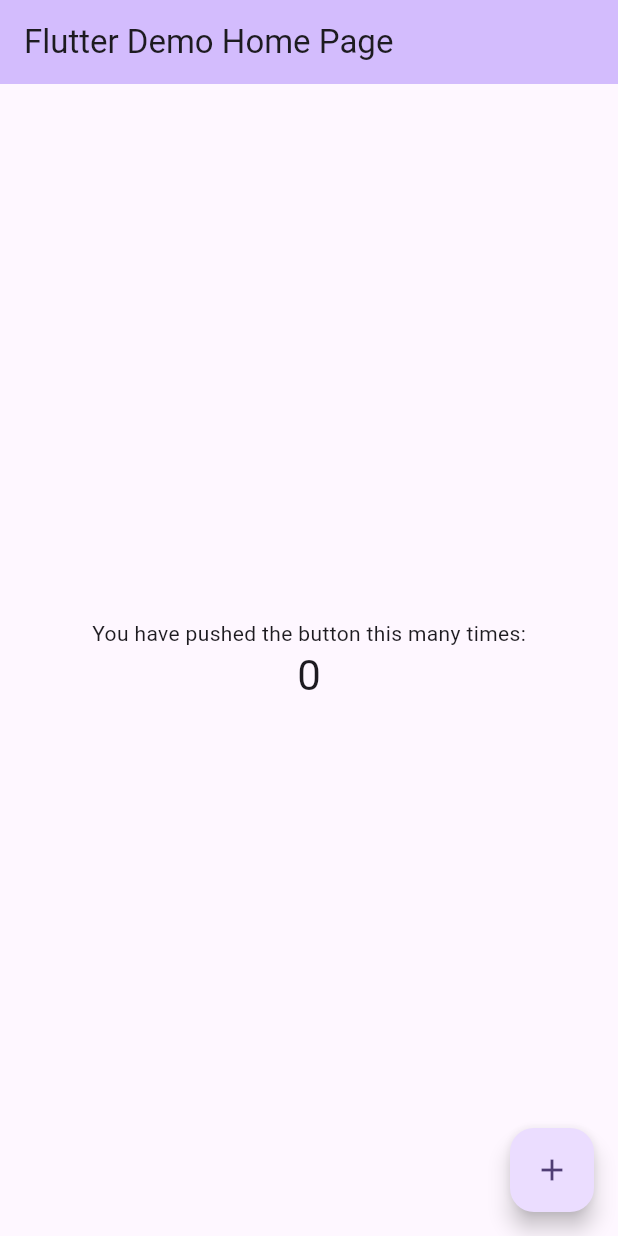
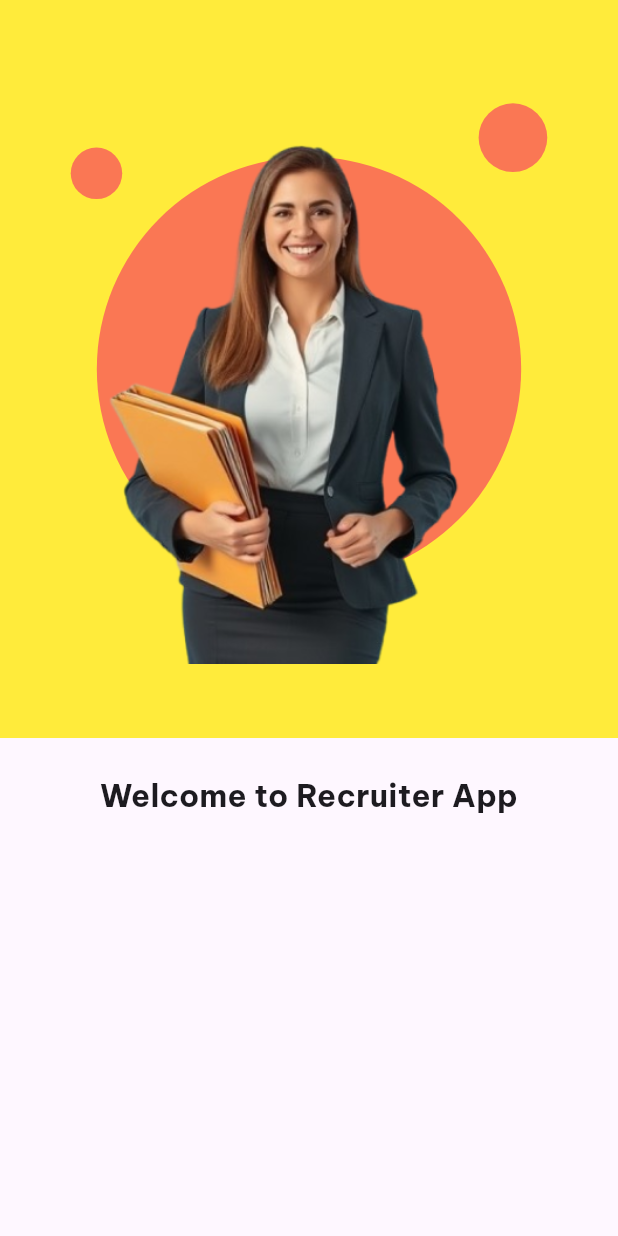
Before and after one commit to Dhrisy/recruiter_app, a Flutter app: the screen it shows after launch, on a phone screen of 412 x 824 dp. Run offline on Flutter 3.47's test engine with Material 3 defaults, Android fonts, the phone set to English and light mode, and no system bars; our stand-ins replace firebase_core, flutter_screenutil, google_fonts; accounts and stored records are empty.

Commit message:
onboard1

```diff
--- /dev/null
+++ b/lib/features/onboarding/onboarding2.dart
@@ -0,0 +1,98 @@
+import 'package:flutter/material.dart';
+import 'package:flutter_screenutil/flutter_screenutil.dart';
+import 'package:recruiter_app/core/constants.dart';
+
+class Onboarding2 extends StatelessWidget {
+  const Onboarding2({Key? key}) : super(key: key);
+
+  @override
+  Widget build(BuildContext context) {
+    // Use MediaQuery to get screen dimensions
+    final screenWidth = MediaQuery.of(context).size.width.w;
+    final screenHeight = MediaQuery.of(context).size.height.h;
+
+    return Scaffold(
+      body: SafeArea(
+        child: SingleChildScrollView(
+          child: Column(
+            crossAxisAlignment: CrossAxisAlignment.center,
+            mainAxisAlignment: MainAxisAlignment.center,
+            children: [
+              // Using LayoutBuilder for more dynamic sizing
+              LayoutBuilder(
+                builder: (context, constraints) {
+                  return Container(
+                    width: constraints.maxWidth,
+                    height: screenHeight * 0.5, // 50% of screen height
+                    color: Colors.yellow,
+                    child: Stack(
+                      fit: StackFit.expand,
+                      children: [
+                        // Background Circle
+                        Positioned.fill(
+                          child: Center(
+                            child: CircleAvatar(
+                              radius: screenWidth * 0.3, // Responsive radius
+                              backgroundColor: buttonColor,
+                            ),
+                          ),
+                        ),
+
+
+                        // Decorative Dot
+                        Positioned(
+                          top: screenHeight * 0.1,
+                          left: screenWidth * 0.1,
+                          child: CircleAvatar(
+                            radius: 15.r, // Using screenutil for consistent sizing
+                            backgroundColor: buttonColor,
+                          ),
+                        ),
+                         // Decorative Dot
+                        Positioned(
+                          top: screenHeight * 0.07,
+                          right: screenWidth * 0.1,
+                          child: Padding(
+                            padding: const EdgeInsets.only(bottom: 10),
+                            child: CircleAvatar(
+                              radius: 20.r, // Using screenutil for consistent sizing
+                              backgroundColor: buttonColor,
+                            ),
+                          ),
+                        ),
+
+                        // Main Image
+                        Positioned.fill(
+                          child: Center(
+                            child: Image.asset(
+                              "assets/images/onboard_photo1.png",
+                              fit: BoxFit.contain,
+                              width: screenWidth * 0.7, // Responsive width
+                              height: screenHeight * 0.4, // Responsive height
+                            ),
+                          ),
+                        ),
+                      ],
+                    ),
+                  );
+                },
+              ),
+
+              // Additional content can be added here
+              SizedBox(height: 20.h),
+              // Example of responsive text
+              Text(
+                'Welcome to Recruiter App',
+                style: TextStyle(
+                  fontSize: 18.sp, // Scalable font size
+                  fontWeight: FontWeight.bold,
+                ),
+                textAlign: TextAlign.center,
+              ),
+            ],
+          ),
+        ),
+      ),
+    );
+  }
+}
--- a/lib/main.dart
+++ b/lib/main.dart
@@ -1,6 +1,15 @@
+import 'package:firebase_core/firebase_core.dart';
 import 'package:flutter/material.dart';
+import 'package:flutter_screenutil/flutter_screenutil.dart';
+import 'package:google_fonts/google_fonts.dart';
+import 'package:recruiter_app/features/splash_screen/splash_screen.dart';
 
-void main() {
+Future<void> main() async{
+
+  WidgetsFlutterBinding.ensureInitialized();
+  await Firebase.initializeApp(
+
+  );
   runApp(const MyApp());
 }
 
@@ -10,94 +19,17 @@ class MyApp extends StatelessWidget {
   // This widget is the root of your application.
   @override
   Widget build(BuildContext context) {
-    return MaterialApp(
-      title: 'Flutter Demo',
-      theme: ThemeData(
-        colorScheme: ColorScheme.fromSeed(seedColor: Colors.deepPurple),
-        useMaterial3: true,
+    return ScreenUtilInit(
+      child: MaterialApp(
+        title: 'Recruiter',
+        debugShowCheckedModeBanner: false,
+        theme: ThemeData(
+          fontFamily: GoogleFonts.beVietnamPro().fontFamily,
+          colorScheme: ColorScheme.fromSeed(seedColor: Colors.deepPurple),
+          useMaterial3: true,
+        ),
+        home: const SplashScreen(),
       ),
-      home: const MyHomePage(title: 'Flutter Demo Home Page'),
     );
   }
 }
-
-class MyHomePage extends StatefulWidget {
-  const MyHomePage({super.key, required this.title});
-
-
-
-  final String title;
-
-  @override
-  State<MyHomePage> createState() => _MyHomePageState();
-}
-
-class _MyHomePageState extends State<MyHomePage> {
-  int _counter = 0;
-
-  void _incrementCounter() {
-    setState(() {
-      // This call to setState tells the Flutter framework that something has
-      // changed in this State, which causes it to rerun the build method below
-      // so that the display can reflect the updated values. If we changed
-      // _counter without calling setState(), then the build method would not be
-      // called again, and so nothing would appear to happen.
-      _counter++;
-    });
-  }
-
-  @override
-  Widget build(BuildContext context) {
-    // This method is rerun every time setState is called, for instance as done
-    // by the _incrementCounter method above.
-    //
-    // The Flutter framework has been optimized to make rerunning build methods
-    // fast, so that you can just rebuild anything that needs updating rather
-    // than having to individually change instances of widgets.
-    return Scaffold(
-      appBar: AppBar(
-        // TRY THIS: Try changing the color here to a specific color (to
-        // Colors.amber, perhaps?) and trigger a hot reload to see the AppBar
-        // change color while the other colors stay the same.
-        backgroundColor: Theme.of(context).colorScheme.inversePrimary,
-        // Here we take the value from the MyHomePage object that was created by
-        // the App.build method, and use it to set our appbar title.
-        title: Text(widget.title),
-      ),
-      body: Center(
-        // Center is a layout widget. It takes a single child and positions it
-        // in the middle of the parent.
-        child: Column(
-          // Column is also a layout widget. It takes a list of children and
-          // arranges them vertically. By default, it sizes itself to fit its
-          // children horizontally, and tries to be as tall as its parent.
-          //
-          // Column has various properties to control how it sizes itself and
-          // how it positions its children. Here we use mainAxisAlignment to
-          // center the children vertically; the main axis here is the vertical
-          // axis because Columns are vertical (the cross axis would be
-          // horizontal).
-          //
-          // TRY THIS: Invoke "debug painting" (choose the "Toggle Debug Paint"
-          // action in the IDE, or press "p" in the console), to see the
-          // wireframe for each widget.
-          mainAxisAlignment: MainAxisAlignment.center,
-          children: <Widget>[
-            const Text(
-              'You have pushed the button this many times:',
-            ),
-            Text(
-              '$_counter',
-              style: Theme.of(context).textTheme.headlineMedium,
-            ),
-          ],
-        ),
-      ),
-      floatingActionButton: FloatingActionButton(
-        onPressed: _incrementCounter,
-        tooltip: 'Increment',
-        child: const Icon(Icons.add),
-      ), // This trailing comma makes auto-formatting nicer for build methods.
-    );
-  }
-}
```
Also changed, not shown: lib/core/constants.dart (+40 -0 lines), lib/core/utils/navigation_animation.dart (added, +37 -0 lines), lib/features/onboarding/onboarding1.dart (added, +81 -0 lines), lib/features/splash_screen/splash_screen.dart (added, +104 -0 lines), pubspec.yaml (+14 -2 lines), assets/images/logo.png (added), assets/images/onboard1_image.png (added), assets/images/onboard2_dots.png (added), assets/images/onboard_photo1.png (added), firebase.json (added), lib/firebase_options.dart (added), pubspec.lock, 10 other files.
